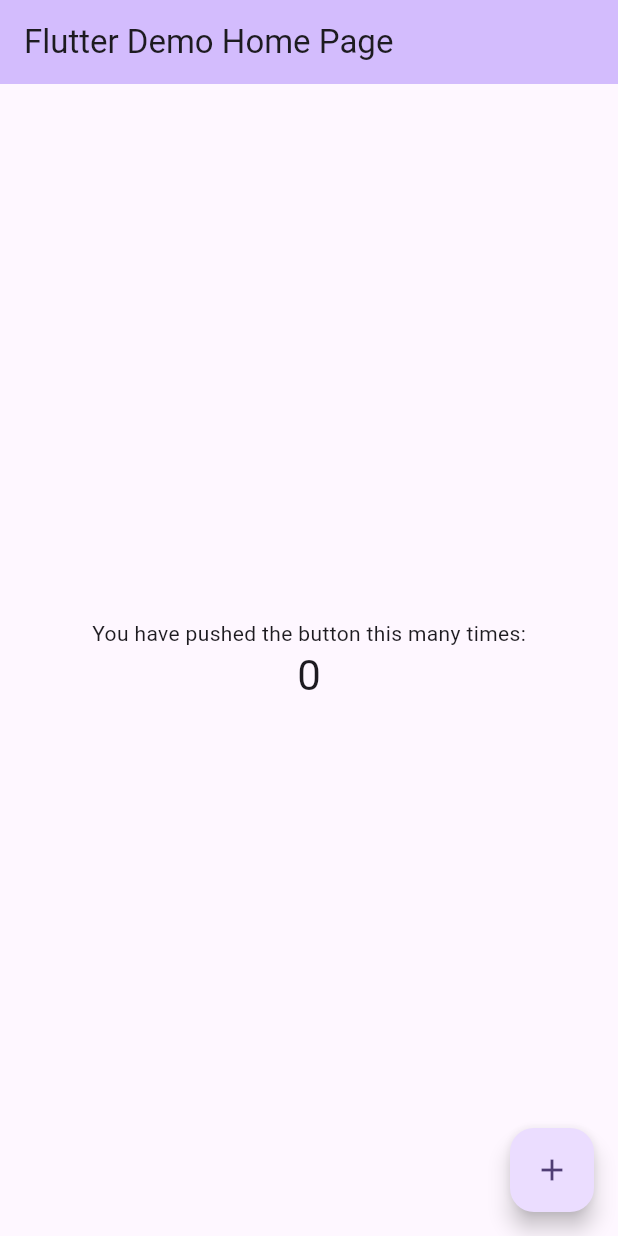
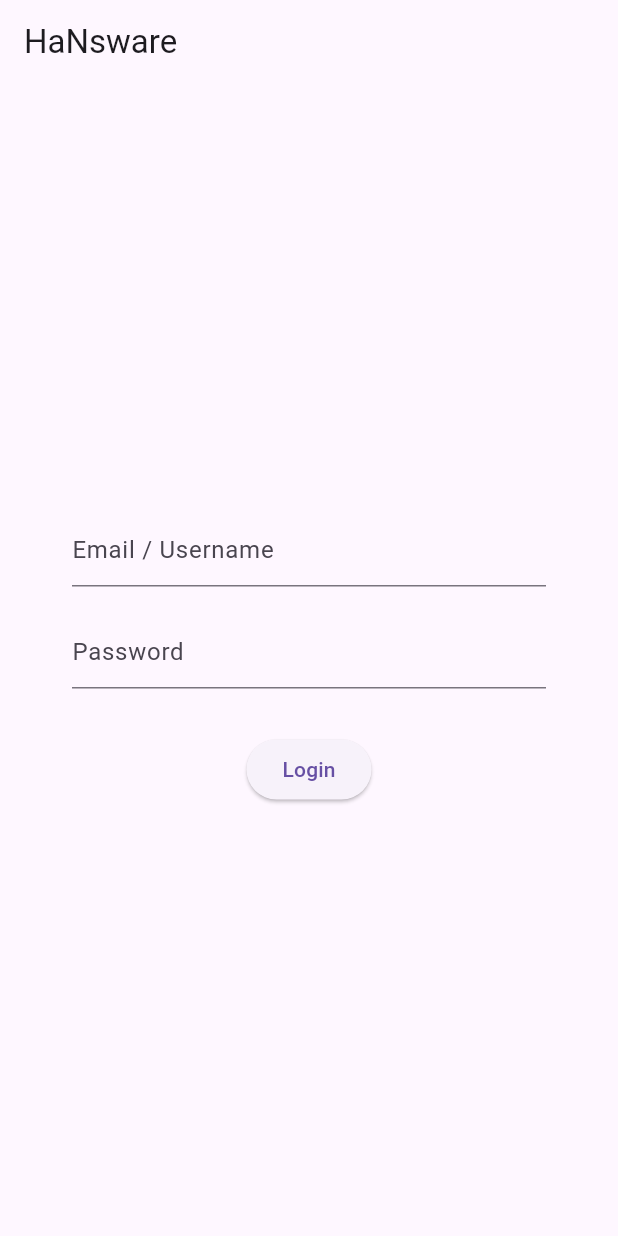
Before and after one commit to Dynameiz/from-HaNsware, a Flutter app: the screen it shows after launch, on a phone screen of 412 x 824 dp. Run offline on Flutter 3.47's test engine with Material 3 defaults, Android fonts, the phone set to English and light mode, and no system bars.

Commit message:
Made login page

```diff
--- /dev/null
+++ b/lib/homepage.dart
@@ -0,0 +1,10 @@
+import 'package:flutter/material.dart';
+
+class HomePage extends StatelessWidget {
+  const HomePage({super.key});
+
+  @override
+  Widget build(BuildContext context) {
+    return const Placeholder();
+  }
+}
--- /dev/null
+++ b/lib/login.dart
@@ -0,0 +1,102 @@
+import 'package:flutter/material.dart';
+import 'package:from_hansware/homepage.dart';
+
+class LoginPage extends StatefulWidget {
+  const LoginPage({super.key});
+
+  @override
+  State<LoginPage> createState() => _LoginPageState();
+}
+
+class _LoginPageState extends State<LoginPage> {
+
+  TextEditingController usernameController = TextEditingController();
+  TextEditingController passwordController = TextEditingController();
+
+  void handleLogin(){
+    String username = usernameController.text;
+    String password = passwordController.text;
+
+    if(username.isEmpty){
+      ScaffoldMessenger.of(context).showSnackBar(
+        const SnackBar(content: Text("Tarnished, who might you be?"))
+      );
+      return;
+    }
+    if(password.isEmpty){
+      ScaffoldMessenger.of(context).showSnackBar(
+        const SnackBar(content: Text("Hmm, are you truly the Tarnished?"))
+      );
+      return;
+    }
+
+    //Validate does the account exist or not
+    //if(...){
+    //
+    //}
+
+    Navigator.push(context, MaterialPageRoute(
+      builder: (context) {
+        return const HomePage();
+      }
+    ));
+  }
+
+  @override
+  Widget build(BuildContext context) {
+    return Scaffold(
+      appBar: AppBar(
+        title: const Text("HaNsware"),
+      ),
+      body: Padding(
+        padding: const EdgeInsets.only(left: 48.0, right: 48.0),
+        child: Form(child: Column(
+            mainAxisAlignment: MainAxisAlignment.center,
+            crossAxisAlignment: CrossAxisAlignment.center,
+            children: <Widget>[
+              Padding(
+                padding: const EdgeInsets.only(top: 20.0, bottom: 10.0),
+                child: TextFormField(
+                  decoration: const InputDecoration(
+                    hintText: "Email / Username",
+                  ),
+                  controller: usernameController,
+                  validator: (String? value){
+                    if(value == null || value.isEmpty){
+                      return "Email / Username is Empty!";
+                    }
+                    return null;
+                  },
+                ),
+              ),
+              Padding(
+                padding: const EdgeInsets.only(top: 10.0, bottom: 10.0),
+                child: TextFormField(
+                  decoration: const InputDecoration(
+                    hintText: "Password",
+                  ),
+                  controller: passwordController,
+                  obscureText: true,
+                  autocorrect: false,
+                  validator: (String? value) {
+                    if(value == null || value.isEmpty){
+                      return "Password is Empty!";
+                    }
+                    return null;
+                  },
+                ),
+              ),
+              Padding(
+                padding: const EdgeInsets.only(top: 20.0, bottom: 20.0),
+                child: ElevatedButton(
+                  onPressed: handleLogin,
+                  child: const Text("Login"),
+                ),
+              )
+            ],
+          )
+        ),
+      )
+    );
+  }
+}
--- a/lib/main.dart
+++ b/lib/main.dart
@@ -1,125 +1,18 @@
 import 'package:flutter/material.dart';
+import 'package:from_hansware/login.dart';
 
-void main() {
-  runApp(const MyApp());
+void main(List<String> args) {
+  runApp(const HaNsware());
 }
 
-class MyApp extends StatelessWidget {
-  const MyApp({super.key});
+class HaNsware extends StatelessWidget {
+  const HaNsware({super.key});
 
-  // This widget is the root of your application.
   @override
   Widget build(BuildContext context) {
-    return MaterialApp(
-      title: 'Flutter Demo',
-      theme: ThemeData(
-        // This is the theme of your application.
-        //
-        // TRY THIS: Try running your application with "flutter run". You'll see
-        // the application has a purple toolbar. Then, without quitting the app,
-        // try changing the seedColor in the colorScheme below to Colors.green
-        // and then invoke "hot reload" (save your changes or press the "hot
-        // reload" button in a Flutter-supported IDE, or press "r" if you used
-        // the command line to start the app).
-        //
-        // Notice that the counter didn't reset back to zero; the application
-        // state is not lost during the reload. To reset the state, use hot
-        // restart instead.
-        //
-        // This works for code too, not just values: Most code changes can be
-        // tested with just a hot reload.
-        colorScheme: ColorScheme.fromSeed(seedColor: Colors.deepPurple),
-        useMaterial3: true,
-      ),
-      home: const MyHomePage(title: 'Flutter Demo Home Page'),
+    return const MaterialApp(
+      title: "HaNsware",
+      home: LoginPage(),
     );
   }
 }
-
-class MyHomePage extends StatefulWidget {
-  const MyHomePage({super.key, required this.title});
-
-  // This widget is the home page of your application. It is stateful, meaning
-  // that it has a State object (defined below) that contains fields that affect
-  // how it looks.
-
-  // This class is the configuration for the state. It holds the values (in this
-  // case the title) provided by the parent (in this case the App widget) and
-  // used by the build method of the State. Fields in a Widget subclass are
-  // always marked "final".
-
-  final String title;
-
-  @override
-  State<MyHomePage> createState() => _MyHomePageState();
-}
-
-class _MyHomePageState extends State<MyHomePage> {
-  int _counter = 0;
-
-  void _incrementCounter() {
-    setState(() {
-      // This call to setState tells the Flutter framework that something has
-      // changed in this State, which causes it to rerun the build method below
-      // so that the display can reflect the updated values. If we changed
-      // _counter without calling setState(), then the build method would not be
-      // called again, and so nothing would appear to happen.
-      _counter++;
-    });
-  }
-
-  @override
-  Widget build(BuildContext context) {
-    // This method is rerun every time setState is called, for instance as done
-    // by the _incrementCounter method above.
-    //
-    // The Flutter framework has been optimized to make rerunning build methods
-    // fast, so that you can just rebuild anything that needs updating rather
-    // than having to individually change instances of widgets.
-    return Scaffold(
-      appBar: AppBar(
-        // TRY THIS: Try changing the color here to a specific color (to
-        // Colors.amber, perhaps?) and trigger a hot reload to see the AppBar
-        // change color while the other colors stay the same.
-        backgroundColor: Theme.of(context).colorScheme.inversePrimary,
-        // Here we take the value from the MyHomePage object that was created by
-        // the App.build method, and use it to set our appbar title.
-        title: Text(widget.title),
-      ),
-      body: Center(
-        // Center is a layout widget. It takes a single child and positions it
-        // in the middle of the parent.
-        child: Column(
-          // Column is also a layout widget. It takes a list of children and
-          // arranges them vertically. By default, it sizes itself to fit its
-          // children horizontally, and tries to be as tall as its parent.
-          //
-          // Column has various properties to control how it sizes itself and
-          // how it positions its children. Here we use mainAxisAlignment to
-          // center the children vertically; the main axis here is the vertical
-          // axis because Columns are vertical (the cross axis would be
-          // horizontal).
-          //
-          // TRY THIS: Invoke "debug painting" (choose the "Toggle Debug Paint"
-          // action in the IDE, or press "p" in the console), to see the
-          // wireframe for each widget.
-          mainAxisAlignment: MainAxisAlignment.center,
-          children: <Widget>[
-            const Text(
-              'You have pushed the button this many times:',
-            ),
-            Text(
-              '$_counter',
-              style: Theme.of(context).textTheme.headlineMedium,
-            ),
-          ],
-        ),
-      ),
-      floatingActionButton: FloatingActionButton(
-        onPressed: _incrementCounter,
-        tooltip: 'Increment',
-        child: const Icon(Icons.add),
-      ), // This trailing comma makes auto-formatting nicer for build methods.
-    );
-  }
-}
```
